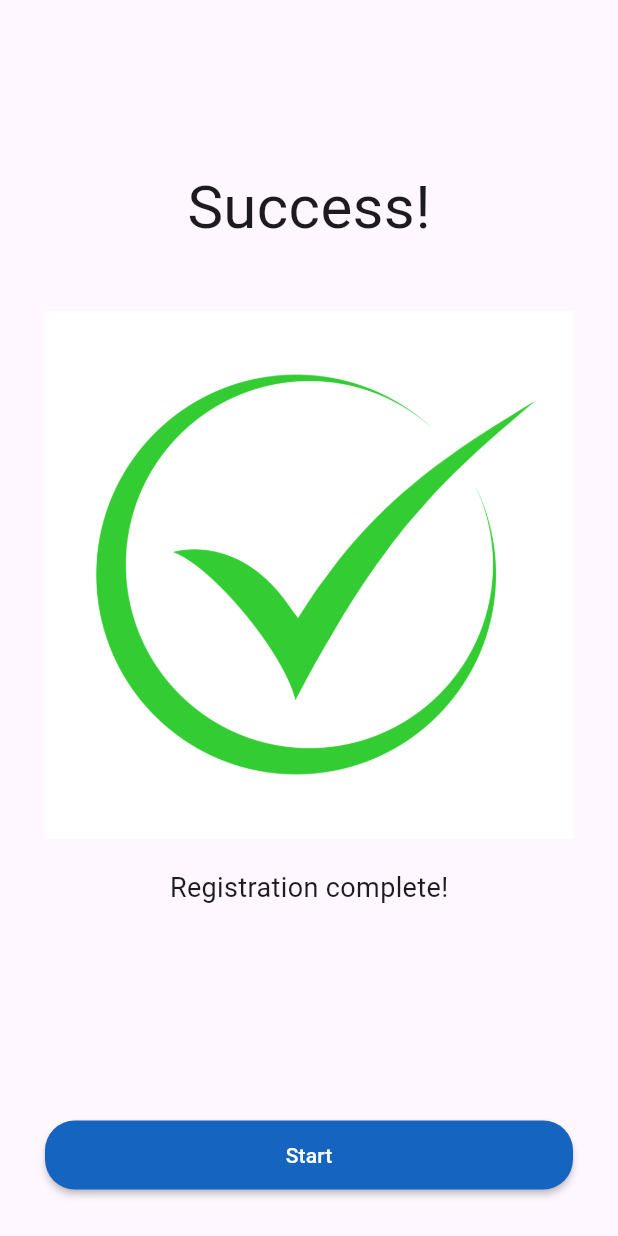
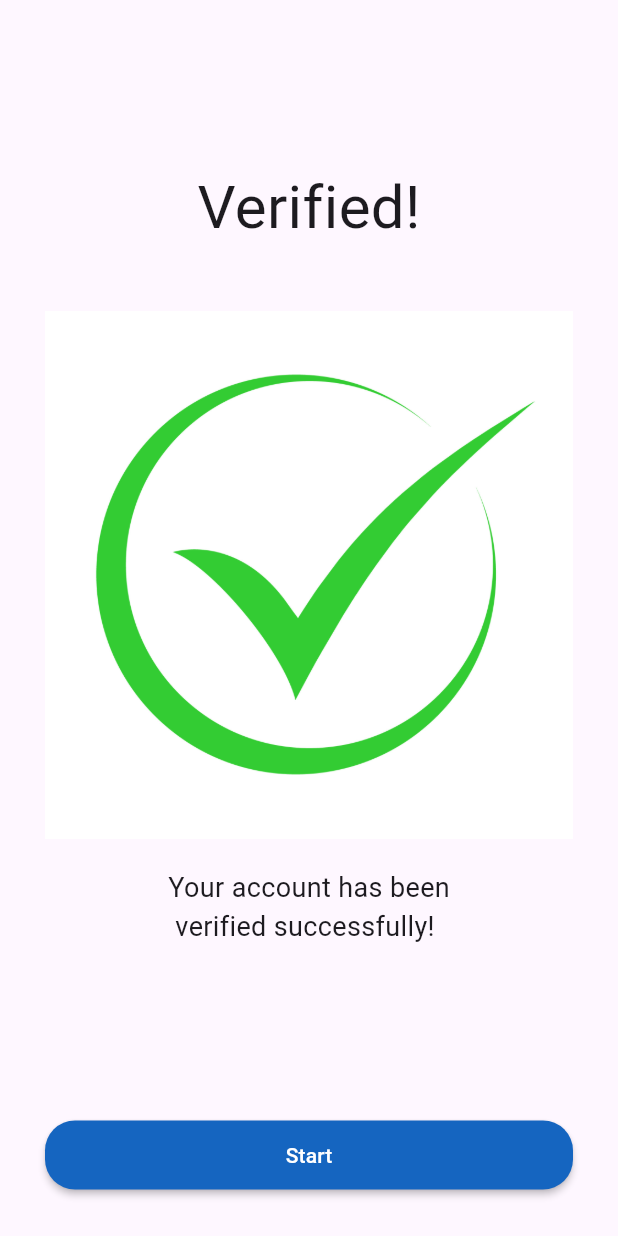
Before and after one commit to Omar-Qaneer/LetsGraduate_Mobile, a Flutter app: the SuccessResetPassword screen opened by its route, on a phone screen of 412 x 824 dp. Run offline on Flutter 3.47's test engine with Material 3 defaults, Android fonts, the phone set to English and light mode, and no system bars; our stand-ins replace flutter_otp_text_field, get, shared_preferences; accounts and stored records are empty.

Commit message:
Edit Text
Edit Texts content  in SuccessResetPassword Page

```diff
--- a/lib/view/screen/auth/forgetpassword/success_resetpassword.dart
+++ b/lib/view/screen/auth/forgetpassword/success_resetpassword.dart
@@ -19,7 +19,7 @@ class SuccessResetPassword extends StatelessWidget {
             const Padding(
               padding: EdgeInsets.only(top: 80, bottom: 40),
               child: Text(
-                "Success!",
+                "Verified!",
                 style: TextStyle(fontSize: 40),
               ),
             ),
@@ -28,7 +28,7 @@ class SuccessResetPassword extends StatelessWidget {
               height: 20,
             ),
             const Text(
-              "Registration complete!",
+              "Your account has been\n verified successfully!",
               style: TextStyle(fontSize: 18),
             ),
             const Spacer(),
```
